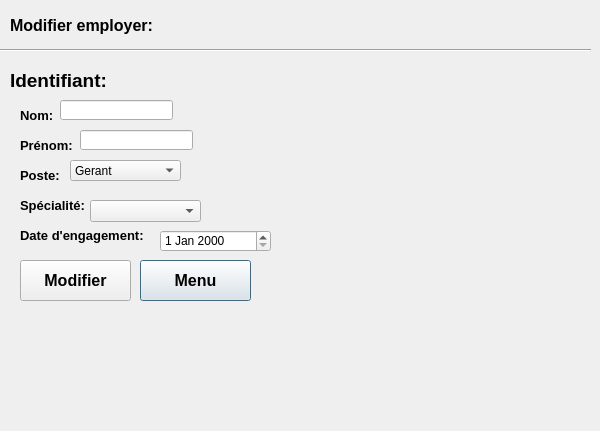
LePerron/Application-gestion-employes-projet-session-2023, file UI/Modifier_Employer.ui: the form before one commit.
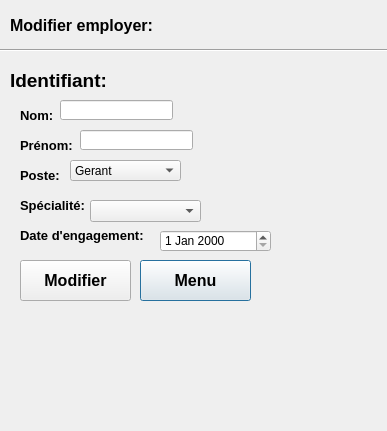
The form after the commit.

Commit message: interface menu paye et specialite

What changed in the file:
```diff
--- a/UI/Modifier_Employer.ui
+++ b/UI/Modifier_Employer.ui
@@ -6,7 +6,7 @@
    <rect>
     <x>0</x>
     <y>0</y>
-    <width>600</width>
+    <width>387</width>
     <height>431</height>
    </rect>
   </property>
```
The commit also changes 3 other files.
